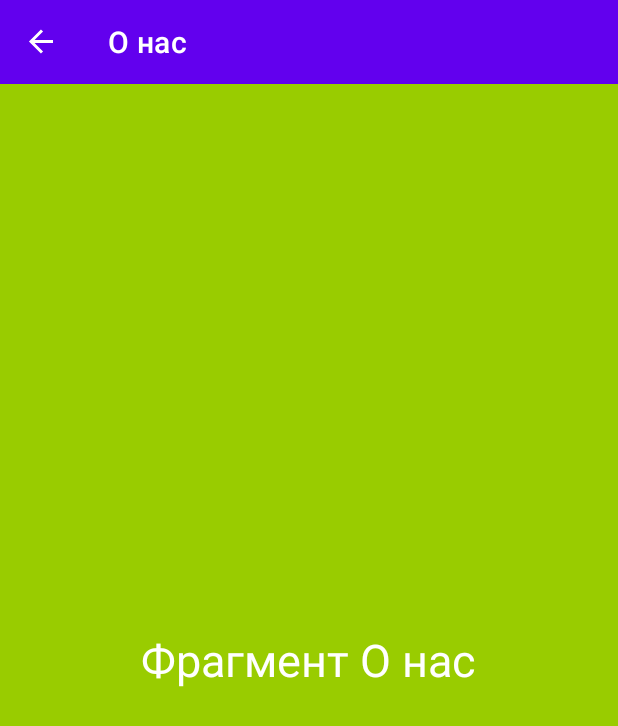
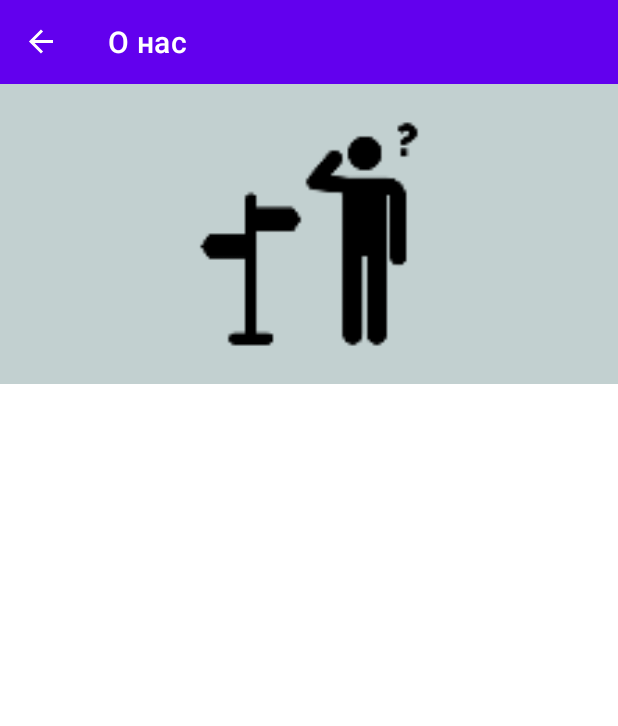
Before and after one commit to Baudi2/I-ve-Lost, an Android app: the FragmentAbout screen opened through its navigation route, on a phone screen of 412 x 824 dp. Shown: the top 726 px of the screen. Run offline under Robolectric (Android 15) with nearby library versions, the phone set to English and light mode, and no system bars; our stand-ins replace navigation-ui.

Commit message:
test, revert

```diff
--- a/app/src/main/res/layout/fragment_about.xml
+++ b/app/src/main/res/layout/fragment_about.xml
@@ -1,22 +1,30 @@
 <?xml version="1.0" encoding="utf-8"?>
-<LinearLayout xmlns:android="http://schemas.android.com/apk/res/android"
+<ScrollView xmlns:android="http://schemas.android.com/apk/res/android"
     xmlns:app="http://schemas.android.com/apk/res-auto"
     android:layout_width="match_parent"
     android:layout_height="match_parent"
     xmlns:tools="http://schemas.android.com/tools"
     tools:context=".menu.FragmentAbout"
     android:gravity="center"
-    android:background="@android:color/holo_green_light">
+    android:background="@android:color/white"
+    android:fillViewport="true">
 
-    <TextView
-        android:layout_width="wrap_content"
-        android:layout_height="wrap_content"
-        android:text="@string/fragment_about_us"
-        android:textColor="@color/white"
-        android:textSize="30sp"
-        app:layout_constraintBottom_toBottomOf="parent"
-        app:layout_constraintEnd_toEndOf="parent"
-        app:layout_constraintStart_toStartOf="parent"
-        app:layout_constraintTop_toTopOf="parent" />
+    <androidx.constraintlayout.widget.ConstraintLayout
+        android:layout_width="match_parent"
+        android:layout_height="wrap_content">
 
-</LinearLayout>
+        <ImageView
+            android:layout_width="0dp"
+            android:layout_height="200dp"
+            android:src="@mipmap/ic_launcher"
+            app:layout_constraintEnd_toEndOf="parent"
+            app:layout_constraintStart_toStartOf="parent"
+            app:layout_constraintTop_toTopOf="parent"
+            android:background="@color/logo_background_color"/>
+
+
+    </androidx.constraintlayout.widget.ConstraintLayout>
+
+
+
+</ScrollView>
--- a/app/src/main/res/values/colors.xml
+++ b/app/src/main/res/values/colors.xml
@@ -14,4 +14,5 @@
     <color name="light_dark">#595959</color>
     <color name="test_color">#5AB577</color>
     <color name="cyan">#BCECE0</color>
+    <color name="logo_background_color">#C2D0D0</color>
 </resources>
```
